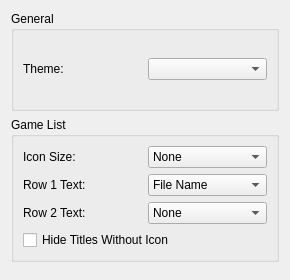
Old version of the form src/citra/configuration/configure_ui.ui in the repository GreenAmaranthine/citra.
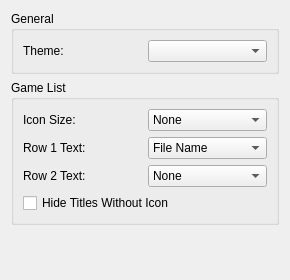
New version of the form.

```diff
--- a/src/citra/configuration/configure_ui.ui
+++ b/src/citra/configuration/configure_ui.ui
@@ -171,6 +171,12 @@
      <property name="orientation">
       <enum>Qt::Vertical</enum>
      </property>
+     <property name="sizeHint" stdset="0">
+      <size>
+       <width>0</width>
+       <height>0</height>
+      </size>
+     </property>
     </spacer>
    </item>
   </layout>
```
Left out of the diff: 16 changed lines with no effect on the pictures.
